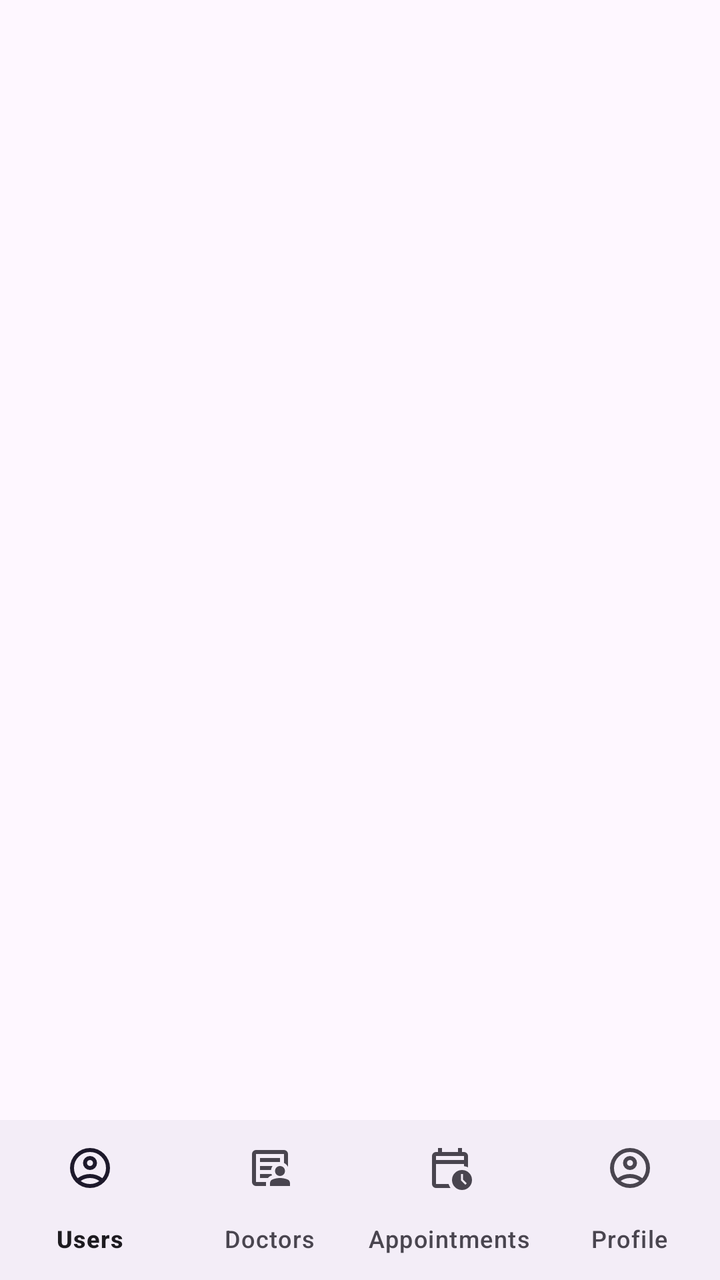
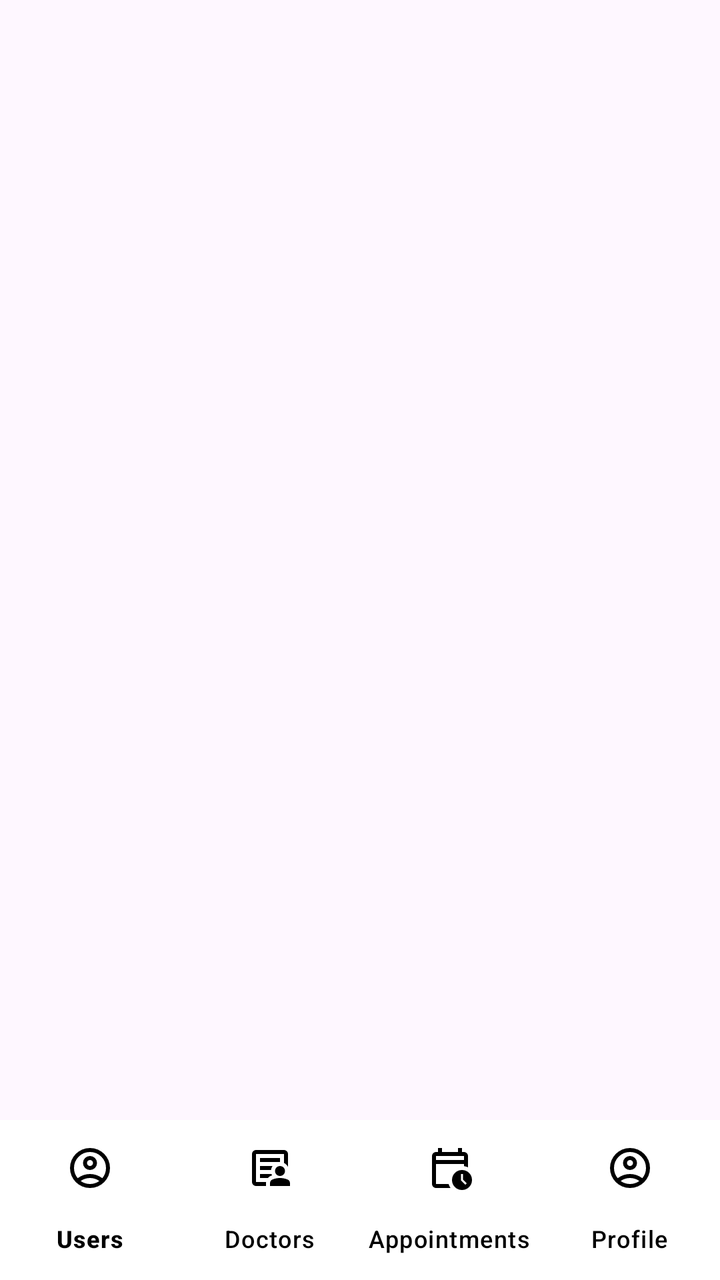

The first picture is an Android layout as it rendered before a commit; the second is the same layout after the commit. The layout source and the unified diff follow.
<!-- AndroidManifest.xml: application theme Theme.MediConnect -->
<!-- res/layout/activity_admin.xml -->
<?xml version="1.0" encoding="utf-8"?>
<LinearLayout xmlns:android="http://schemas.android.com/apk/res/android"
    xmlns:app="http://schemas.android.com/apk/res-auto"
    android:orientation="vertical"
    android:layout_width="match_parent"
    android:layout_height="match_parent">

    <FrameLayout
        android:id="@+id/adminFragmentContainer"
        android:layout_width="match_parent"
        android:layout_height="0dp"
        android:layout_weight="1"/>

    <com.google.android.material.bottomnavigation.BottomNavigationView
        android:id="@+id/bottomNavAdmin"
        android:layout_width="match_parent"
        android:layout_height="wrap_content"
        app:menu="@menu/menu_admin_bottom"
        app:labelVisibilityMode="labeled"/>

</LinearLayout>
<!-- resources referenced by this layout -->
<resources>
  <style name="Theme.MediConnect" parent="Base.Theme.MediConnect" />
  <style name="Base.Theme.MediConnect" parent="Theme.Material3.DayNight.NoActionBar">
          
          
      </style>
</resources>

<!-- the commit's change to res/layout/activity_admin.xml (unified diff, before → after) -->
@@ -1,21 +1,24 @@
 <?xml version="1.0" encoding="utf-8"?>
-<LinearLayout xmlns:android="http://schemas.android.com/apk/res/android"
+<androidx.coordinatorlayout.widget.CoordinatorLayout
+    xmlns:android="http://schemas.android.com/apk/res/android"
     xmlns:app="http://schemas.android.com/apk/res-auto"
-    android:orientation="vertical"
     android:layout_width="match_parent"
     android:layout_height="match_parent">
 
     <FrameLayout
         android:id="@+id/adminFragmentContainer"
         android:layout_width="match_parent"
-        android:layout_height="0dp"
-        android:layout_weight="1"/>
+        android:layout_height="match_parent" />
 
     <com.google.android.material.bottomnavigation.BottomNavigationView
         android:id="@+id/bottomNavAdmin"
         android:layout_width="match_parent"
         android:layout_height="wrap_content"
+        android:layout_gravity="bottom"
         app:menu="@menu/menu_admin_bottom"
-        app:labelVisibilityMode="labeled"/>
+        app:labelVisibilityMode="labeled"
+        app:itemIconTint="@color/black"
+        app:itemTextColor="@color/black"
+        android:background="@android:color/white"/>
 
-</LinearLayout>
+</androidx.coordinatorlayout.widget.CoordinatorLayout>
<!-- resource entries referenced after the edit -->
@@ -1,5 +1,6 @@
 <!-- resources referenced by this layout -->
 <resources>
+  <color name="black">#000000</color>
   <style name="Theme.MediConnect" parent="Base.Theme.MediConnect" />
   <style name="Base.Theme.MediConnect" parent="Theme.Material3.DayNight.NoActionBar">
           
